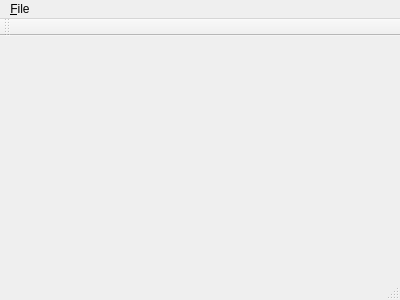
The window that MvvmExample/MvvmExampleWidgets/mainwindow.ui (hermixy/QtMvvm) describes before a commit, drawn with Qt 5.
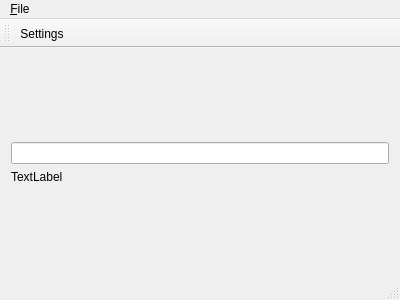
The same window after the commit. Icons and pictures are not drawn.

Patch:
```diff
--- a/MvvmExample/MvvmExampleWidgets/mainwindow.ui
+++ b/MvvmExample/MvvmExampleWidgets/mainwindow.ui
@@ -10,7 +10,46 @@
     <height>300</height>
    </rect>
   </property>
-  <widget class="QWidget" name="centralWidget"/>
+  <widget class="QWidget" name="centralWidget">
+   <layout class="QVBoxLayout" name="verticalLayout">
+    <item>
+     <spacer name="verticalSpacer">
+      <property name="orientation">
+       <enum>Qt::Vertical</enum>
+      </property>
+      <property name="sizeHint" stdset="0">
+       <size>
+        <width>20</width>
+        <height>77</height>
+       </size>
+      </property>
+     </spacer>
+    </item>
+    <item>
+     <widget class="QLineEdit" name="lineEdit"/>
+    </item>
+    <item>
+     <widget class="QLabel" name="label">
+      <property name="text">
+       <string>TextLabel</string>
+      </property>
+     </widget>
+    </item>
+    <item>
+     <spacer name="verticalSpacer_2">
+      <property name="orientation">
+       <enum>Qt::Vertical</enum>
+      </property>
+      <property name="sizeHint" stdset="0">
+       <size>
+        <width>20</width>
+        <height>77</height>
+       </size>
+      </property>
+     </spacer>
+    </item>
+   </layout>
+  </widget>
   <widget class="QMenuBar" name="menuBar">
    <property name="geometry">
     <rect>
@@ -35,6 +74,7 @@
    <attribute name="toolBarBreak">
     <bool>false</bool>
    </attribute>
+   <addaction name="actionSettings"/>
   </widget>
   <widget class="QStatusBar" name="statusBar"/>
   <action name="actionSettings">
```
Left out of the diff: 4 changed lines with no effect on the pictures.
